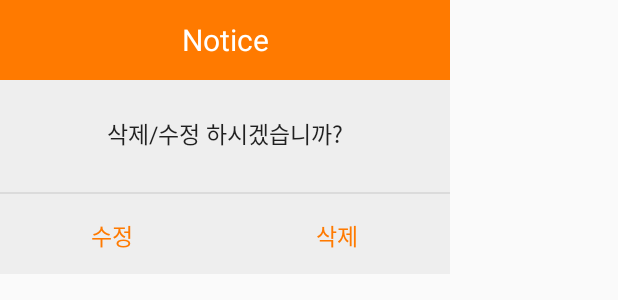
After one commit to shop6433/FiestaMap, an Android app: the layout popup.xml on its own in the app's theme, with its tools: preview values and no code run, on a phone screen of 412 x 824 dp. The commit adds this screen. Shown: the top 300 px of the screen. Run offline under Robolectric (Android 15) with nearby library versions, the phone set to English and light mode, and no system bars.

Commit message:
v1.0.11 정보삭제 기능 추가

```diff
--- a/app/src/main/java/com/myfirstmapgoogle/fiestamap/CustomInfoWindowAdapter.java
+++ b/app/src/main/java/com/myfirstmapgoogle/fiestamap/CustomInfoWindowAdapter.java
@@ -8,7 +8,7 @@ import com.google.android.gms.maps.GoogleMap;
 import com.google.android.gms.maps.model.Marker;
 //마커의 정보창을 커스터마이징 해주는 클래스
 public class CustomInfoWindowAdapter implements GoogleMap.InfoWindowAdapter {
-
+    Marker marker;
     private Activity context;
 
     public CustomInfoWindowAdapter(Activity context){
@@ -23,7 +23,7 @@ public class CustomInfoWindowAdapter implements GoogleMap.InfoWindowAdapter {
     @Override
     public View getInfoContents(Marker marker) {
         View view = context.getLayoutInflater().inflate(R.layout.customwindow, null);
-
+        this.marker = marker;
         TextView tvTitle = (TextView) view.findViewById(R.id.tv_title);
         TextView tvSubTitle = (TextView) view.findViewById(R.id.tv_subtitle);
 
--- a/app/src/main/java/com/myfirstmapgoogle/fiestamap/InfoEnterActivity.java
+++ b/app/src/main/java/com/myfirstmapgoogle/fiestamap/InfoEnterActivity.java
@@ -8,6 +8,7 @@ import android.os.Bundle;
 import android.util.Log;
 import android.view.MotionEvent;
 import android.view.View;
+import android.view.Window;
 import android.widget.Button;
 import android.widget.EditText;
 import android.widget.TextView;
@@ -27,6 +28,7 @@ public class InfoEnterActivity extends Activity {
         final double Latitude;
         final double Longitude;
         super.onCreate(savedInstanceState);
+        requestWindowFeature(Window.FEATURE_NO_TITLE);
         setContentView(R.layout.infoenteractivity);
 
         Button btn_bike = findViewById(R.id.btn_bike);
--- a/app/src/main/res/layout/customwindow.xml
+++ b/app/src/main/res/layout/customwindow.xml
@@ -16,4 +16,5 @@
         android:layout_height="wrap_content"
         android:singleLine="false" />
 
+
 </LinearLayout>
--- /dev/null
+++ b/app/src/main/res/layout/popup.xml
@@ -0,0 +1,81 @@
+<?xml version="1.0" encoding="utf-8"?>
+<LinearLayout xmlns:android="http://schemas.android.com/apk/res/android"
+    android:background="#eeeeee"
+    android:orientation="vertical"
+    android:layout_width="300dp"
+    android:layout_height="wrap_content">
+
+    <!-- 타이틀바 -->
+    <LinearLayout
+        android:orientation="horizontal"
+        android:layout_width="match_parent"
+        android:layout_height="wrap_content">
+        <TextView
+            android:text="Notice"
+            android:textSize="20sp"
+            android:textColor="#fff"
+            android:gravity="center"
+            android:background="#ff7a00"
+            android:layout_width="match_parent"
+            android:layout_height="53dp" />
+    </LinearLayout>
+    <!-- //end 타이틀바 -->
+
+    <!-- Notice -->
+    <LinearLayout
+        android:padding="24dp"
+        android:orientation="vertical"
+        android:layout_width="match_parent"
+        android:layout_height="wrap_content">
+
+        <TextView
+            android:id="@+id/txtText"
+            android:layout_width="match_parent"
+            android:layout_height="wrap_content"
+            android:layout_marginBottom="3dp"
+            android:alpha="0.87"
+            android:gravity="center"
+            android:text="삭제/수정 하시겠습니까?"
+            android:textColor="#000"
+            android:textSize="15sp" />
+    </LinearLayout>
+    <!-- Notice -->
+
+    <View
+        android:background="#66bdbdbd"
+        android:layout_width="match_parent"
+        android:layout_height="1dp" />
+
+    <!-- 닫기 버튼 -->
+    <LinearLayout
+        android:orientation="horizontal"
+        android:gravity="center"
+        android:layout_width="match_parent"
+        android:layout_height="wrap_content">
+
+        <Button
+            android:id="@+id/popup_adjust"
+            android:layout_width="150dp"
+            android:layout_height="53dp"
+            android:background="#00000000"
+            android:gravity="center"
+            android:onClick="mOnClose"
+            android:padding="16dp"
+            android:text="수정"
+            android:textColor="#ff7a00"
+            android:textSize="15sp" />
+
+        <Button
+            android:id="@+id/popup_del"
+            android:layout_width="150dp"
+            android:layout_height="53dp"
+            android:background="#00000000"
+            android:gravity="center"
+            android:onClick="mOnClose"
+            android:padding="16dp"
+            android:text="삭제"
+            android:textColor="#ff7a00"
+            android:textSize="15sp" />
+    </LinearLayout>
+    <!--// 닫기 버튼 -->
+</LinearLayout>
```
Also changed, not shown: app/src/main/AndroidManifest.xml (+7 -0 lines), app/src/main/java/com/myfirstmapgoogle/fiestamap/MapsActivity.java (+84 -47 lines), app/src/main/java/com/myfirstmapgoogle/fiestamap/PopUpActivity.java (added, +58 -0 lines), app/src/main/res/layout/infowindowactivity.xml (deleted, +0 -50 lines).
